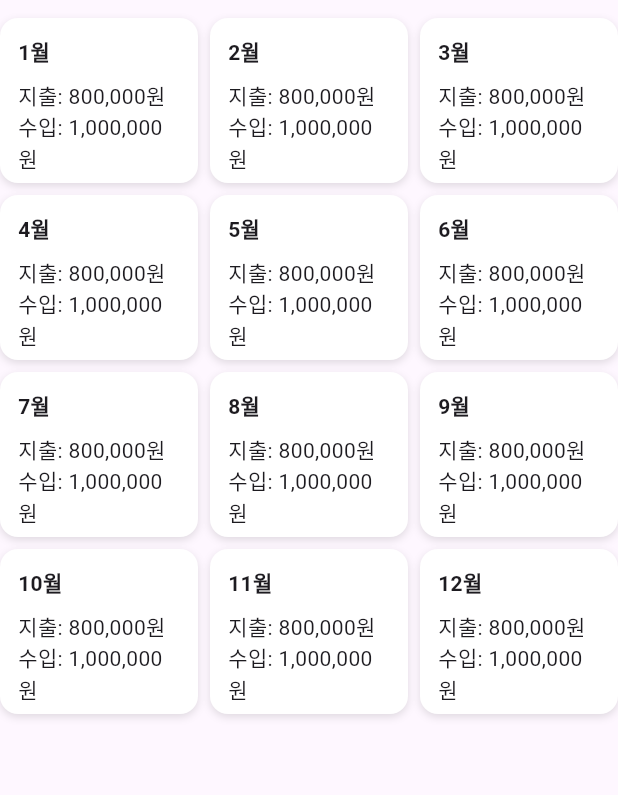
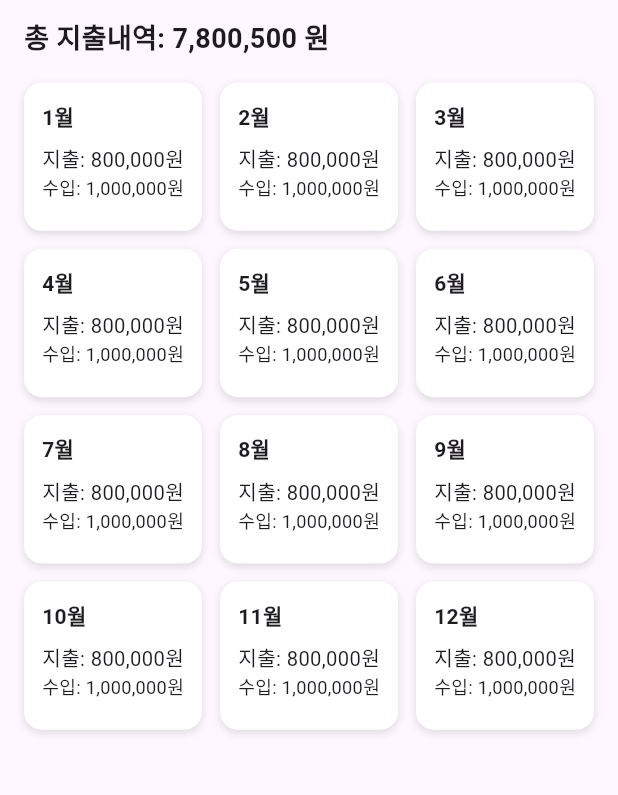
Before and after one commit to jaystar13/spent-box, a Flutter app: the screen it shows after launch, on a phone screen of 412 x 824 dp, the part 84-879 px from its top. Run offline on Flutter 3.47's test engine with Material 3 defaults, Android fonts, the phone set to English and light mode, and no system bars.

Commit message:
fix: 메인페이지 및 업로드 FE 수정

```diff
--- a/frontend/lib/main.dart
+++ b/frontend/lib/main.dart
@@ -53,26 +53,41 @@ class _MyHomePageState extends State<MyHomePage> {
           ),
         ],
       ),
-      body: Container(
-        padding: EdgeInsets.symmetric(vertical: 12),
-        child: GridView.builder(
-          gridDelegate: SliverGridDelegateWithFixedCrossAxisCount(
-            crossAxisCount: 3,
-            crossAxisSpacing: 8,
-            mainAxisSpacing: 8,
-            childAspectRatio: 1.2, // 카드 비율 조절 (너비/높이)
+      body: SafeArea(
+        bottom: true,
+        child: Padding(
+          padding: const EdgeInsets.symmetric(horizontal: 16.0, vertical: 12.0),
+          child: CustomScrollView(
+            slivers: [
+              SliverToBoxAdapter(
+                child: Column(
+                  crossAxisAlignment: CrossAxisAlignment.start,
+                  children: [
+                    Text(
+                      '총 지출내역: 7,800,500 원',
+                      style: TextStyle(
+                        fontSize: 18,
+                        fontWeight: FontWeight.bold,
                       ),
-          itemCount: 12,
-          itemBuilder: (context, index) {
+                    ),
+                    SizedBox(height: 16),
+                  ],
+                ),
+              ),
+              SliverPadding(
+                padding: EdgeInsets.only(bottom: 32),
+                sliver: SliverGrid(
+                  delegate: SliverChildBuilderDelegate((context, index) {
                     int month = index + 1;
                     return InkWell(
                       onTap: () {
-                print('Tapped on $selectedYear년 $month월');
                         Navigator.push(
                           context,
                           MaterialPageRoute(
-                    builder: (_) =>
-                        MonthlyDetailPage(month: month, year: selectedYear),
+                            builder: (_) => MonthlyDetailPage(
+                              month: month,
+                              year: selectedYear,
+                            ),
                           ),
                         );
                       },
@@ -91,21 +106,40 @@ class _MyHomePageState extends State<MyHomePage> {
                         ),
                         padding: const EdgeInsets.all(12),
                         child: Column(
-                  mainAxisSize: MainAxisSize.min,
                           crossAxisAlignment: CrossAxisAlignment.start,
                           children: [
-                    Text(
+                            FittedBox(
+                              fit: BoxFit.scaleDown,
+                              child: Text(
                                 '$month월',
                                 style: TextStyle(fontWeight: FontWeight.bold),
                               ),
+                            ),
+
                             SizedBox(height: 8),
-                    Text('지출: 800,000원'),
-                    Text('수입: 1,000,000원'),
+                            FittedBox(
+                              fit: BoxFit.scaleDown,
+                              child: Text('지출: 800,000원'),
+                            ),
+                            FittedBox(
+                              fit: BoxFit.scaleDown,
+                              child: Text('수입: 1,000,000원'),
+                            ),
                           ],
                         ),
                       ),
                     );
-          },
+                  }, childCount: 12),
+                  gridDelegate: SliverGridDelegateWithFixedCrossAxisCount(
+                    crossAxisCount: 3,
+                    crossAxisSpacing: 12,
+                    mainAxisSpacing: 12,
+                    childAspectRatio: 1.2,
+                  ),
+                ),
+              ),
+            ],
+          ),
         ),
       ),
     );
--- a/frontend/lib/pages/expense_analysis_page.dart
+++ b/frontend/lib/pages/expense_analysis_page.dart
@@ -17,7 +17,7 @@ class ExpenseAnalysisPage extends StatefulWidget {
 class _ExpenseUploadPageState extends State<ExpenseAnalysisPage> {
   @override
   Widget build(BuildContext context) {
-    String selectedBank = 'AA 카드';
+    //String selectedBank = 'AA 카드';
 
     return Scaffold(
       appBar: AppBar(title: Text('업로드 - ${widget.year}년 ${widget.month}월')),
--- a/frontend/lib/pages/expense_upload_page.dart
+++ b/frontend/lib/pages/expense_upload_page.dart
@@ -1,5 +1,4 @@
 import 'package:flutter/material.dart';
-import 'package:frontend/pages/expense_analysis_page.dart';
 
 class ExpenseUploadPage extends StatefulWidget {
   final int year;
@@ -16,7 +15,7 @@ class _ExpenseUploadPageState extends State<ExpenseUploadPage> {
 
   @override
   Widget build(BuildContext context) {
-    String selectedBank = 'AA 카드';
+    //String selectedBank = 'AA 카드';
 
     return Scaffold(
       appBar: AppBar(title: Text('업로드 - ${widget.year}년 ${widget.month}월')),
```
Lines whose indentation alone changed are shown as unchanged.
